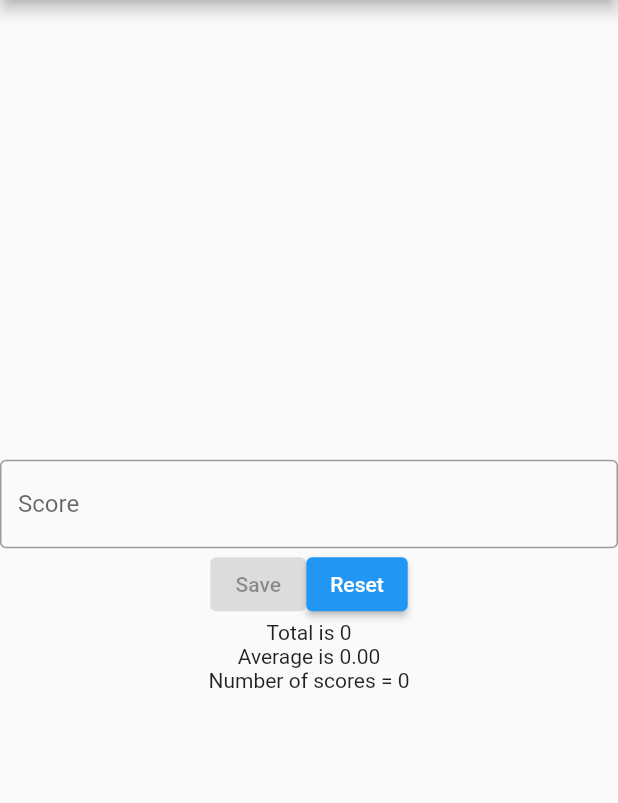
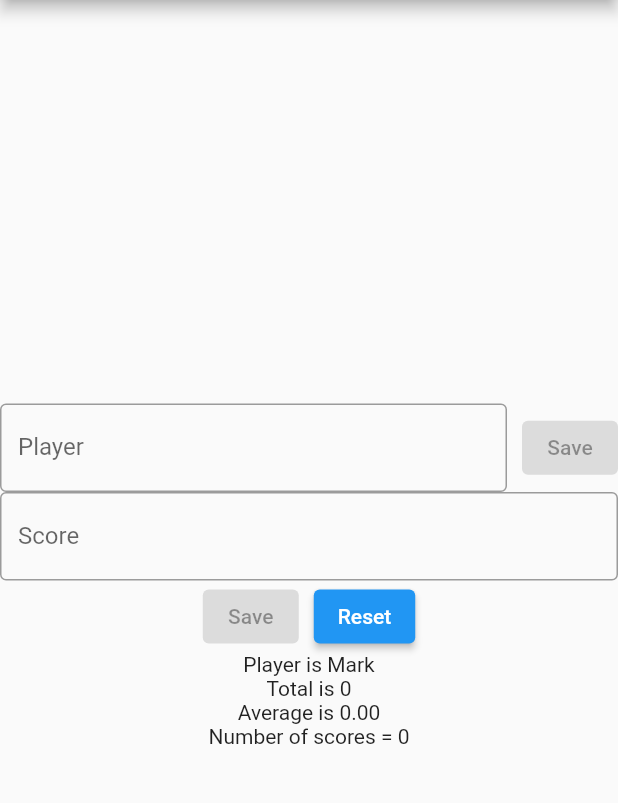
Before and after one commit to mvolkmann/flutter_getx, a Flutter app: the screen it shows after launch, on a phone screen of 412 x 824 dp, the part 84-887 px from its top. Run offline on Flutter 3.47's test engine with Material 2 defaults, Android fonts, the phone set to English and light mode, and no system bars; our stand-ins replace get.

```diff
--- a/lib/game_controller.dart
+++ b/lib/game_controller.dart
@@ -4,8 +4,6 @@ int sum(List<int> numbers) =>
     numbers.isEmpty ? 0 : numbers.reduce((acc, score) => acc + score);
 
 class GameController extends GetxController {
-  //var scores = <int>[].obs; // observable List of int values
-  //var scores = RxList<int>([1, 2, 3]); // observable List of int values
   var scores = <int>[].obs; // observable List of int values
 
   void addScore(int score) {
--- a/lib/main.dart
+++ b/lib/main.dart
@@ -1,6 +1,8 @@
 import 'package:flutter/material.dart';
 import 'package:get/get.dart';
 import 'game_controller.dart';
+import 'player_controller.dart';
+import 'player_entry.dart';
 import 'score_entry.dart';
 import 'score_report.dart';
 
@@ -28,8 +30,9 @@ class Home extends StatelessWidget {
 
   @override
   Widget build(BuildContext context) {
-    // Register GameController with GetX so other widgets can find it.
+    // Register controllers with GetX so other widgets can find them.
     final GameController ctrl = Get.put(GameController());
+    Get.put(PlayerController());
 
     return Scaffold(
       appBar: AppBar(
@@ -39,6 +42,7 @@ class Home extends StatelessWidget {
         child: Column(
           mainAxisAlignment: MainAxisAlignment.center,
           children: <Widget>[
+            PlayerEntry(),
             ScoreEntry(),
             ScoreReport(),
             Obx(() => Text('Number of scores = ${ctrl.scores.length}')),
--- /dev/null
+++ b/lib/player_controller.dart
@@ -0,0 +1,10 @@
+import 'package:get/get.dart';
+
+class PlayerController extends GetxController {
+  var name = 'Mark'.obs; // observable String
+
+  void setName(String value) {
+    name.value = value;
+    update();
+  }
+}
--- /dev/null
+++ b/lib/player_entry.dart
@@ -0,0 +1,47 @@
+import 'package:flutter/material.dart';
+import 'package:get/get.dart';
+import 'player_controller.dart';
+
+class PlayerEntry extends StatefulWidget {
+  const PlayerEntry({Key? key}) : super(key: key);
+
+  @override
+  _PlayerEntryState createState() => _PlayerEntryState();
+}
+
+class _PlayerEntryState extends State<PlayerEntry> {
+  final PlayerController playerCtrl = Get.find();
+
+  final tec = TextEditingController();
+
+  @override
+  Widget build(BuildContext context) {
+    return Row(
+      children: [
+        Expanded(
+          child: TextField(
+            controller: tec,
+            decoration: InputDecoration(
+                border: OutlineInputBorder(),
+                hintText: 'player name',
+                labelText: 'Player'),
+          ),
+        ),
+        SizedBox(width: 10),
+        ValueListenableBuilder<TextEditingValue>(
+          valueListenable: tec,
+          builder: (context, value, child) {
+            return ElevatedButton(
+              child: Text('Save'),
+              onPressed: value.text.isEmpty ? null : save,
+            );
+          },
+        ),
+      ],
+    );
+  }
+
+  void save() {
+    playerCtrl.setName(tec.text);
+  }
+}
--- a/lib/score_entry.dart
+++ b/lib/score_entry.dart
@@ -10,7 +10,7 @@ class ScoreEntry extends StatefulWidget {
 }
 
 class _ScoreEntryState extends State<ScoreEntry> {
-  final GameController ctrl = Get.find();
+  final GameController gameCtrl = Get.find();
 
   final tec = TextEditingController();
 
@@ -29,6 +29,8 @@ class _ScoreEntryState extends State<ScoreEntry> {
         Row(
           mainAxisAlignment: MainAxisAlignment.center,
           children: [
+            // This is necessary so onPressed can be updated
+            // when the text in the TextEditingController changes.
             ValueListenableBuilder<TextEditingValue>(
               valueListenable: tec,
               builder: (context, value, child) {
@@ -38,9 +40,10 @@ class _ScoreEntryState extends State<ScoreEntry> {
                 );
               },
             ),
+            SizedBox(width: 10),
             ElevatedButton(
               child: Text('Reset'),
-              onPressed: () => ctrl.clearScores(),
+              onPressed: () => gameCtrl.clearScores(),
             ),
           ],
         ),
@@ -50,7 +53,7 @@ class _ScoreEntryState extends State<ScoreEntry> {
 
   void save() {
     var score = int.parse(tec.text);
-    if (score != 0) ctrl.addScore(score);
+    if (score != 0) gameCtrl.addScore(score);
     tec.clear();
   }
 }
--- a/lib/score_report.dart
+++ b/lib/score_report.dart
@@ -1,9 +1,11 @@
 import 'package:flutter/material.dart';
 import 'package:get/get.dart';
 import 'game_controller.dart';
+import 'player_controller.dart';
 
 class ScoreReport extends StatelessWidget {
-  final GameController ctrl = Get.find();
+  final GameController gameCtrl = Get.find();
+  final PlayerController playerCtrl = Get.find();
 
   ScoreReport({Key? key}) : super(key: key);
 
@@ -12,8 +14,9 @@ class ScoreReport extends StatelessWidget {
     return Column(children: [
       // Widgets that need to update when controller data changes
       // need to be wrapped in Obx.
-      Obx(() => Text('Total is ${ctrl.total}')),
-      Obx(() => Text('Average is ${ctrl.average.toStringAsFixed(2)}')),
+      Obx(() => Text('Player is ${playerCtrl.name}')),
+      Obx(() => Text('Total is ${gameCtrl.total}')),
+      Obx(() => Text('Average is ${gameCtrl.average.toStringAsFixed(2)}')),
     ]);
   }
 }
```
